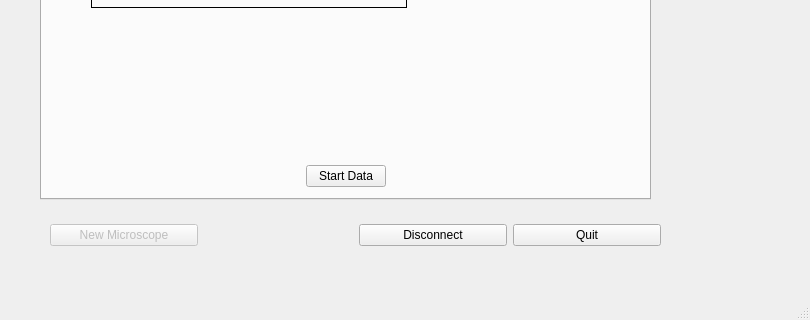
Above: dc.ui from usnistgov/dastardcommander before the change; both pictures show x 0 to 810 and y 280 to 600 of the 810 by 600 pixel window. Below: the same form after it.
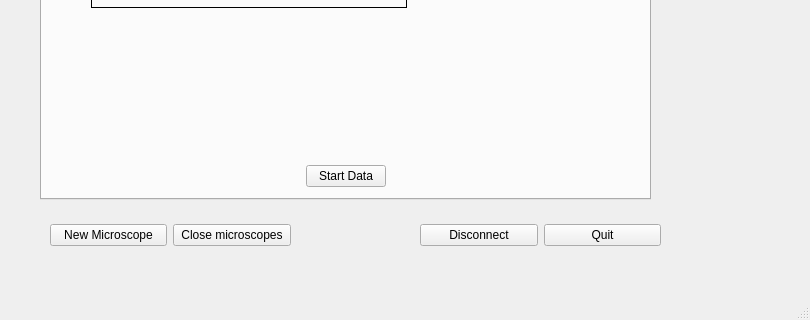
That is the form after the change. Icons and pictures are not drawn.

Commit message: Activate the New Microscope button; add a Close microscopes button

The edit to the form file:
```diff
--- a/dc.ui
+++ b/dc.ui
@@ -547,7 +547,7 @@
      </attribute>
     </widget>
    </widget>
-   <widget class="QWidget" name="">
+   <widget class="QWidget" name="layoutWidget">
     <property name="geometry">
      <rect>
       <x>50</x>
@@ -560,13 +560,20 @@
      <item>
       <widget class="QPushButton" name="pushButton">
        <property name="enabled">
-        <bool>false</bool>
+        <bool>true</bool>
        </property>
        <property name="text">
         <string>New Microscope</string>
        </property>
       </widget>
      </item>
+     <item>
+      <widget class="QPushButton" name="killAllMicroscopesButton">
+       <property name="text">
+        <string>Close microscopes</string>
+       </property>
+      </widget>
+     </item>
      <item>
       <widget class="QLabel" name="label_3">
        <property name="font">
```
Left out of the diff: 4 changed lines with no effect on the pictures. The commit also changes 2 other files.
